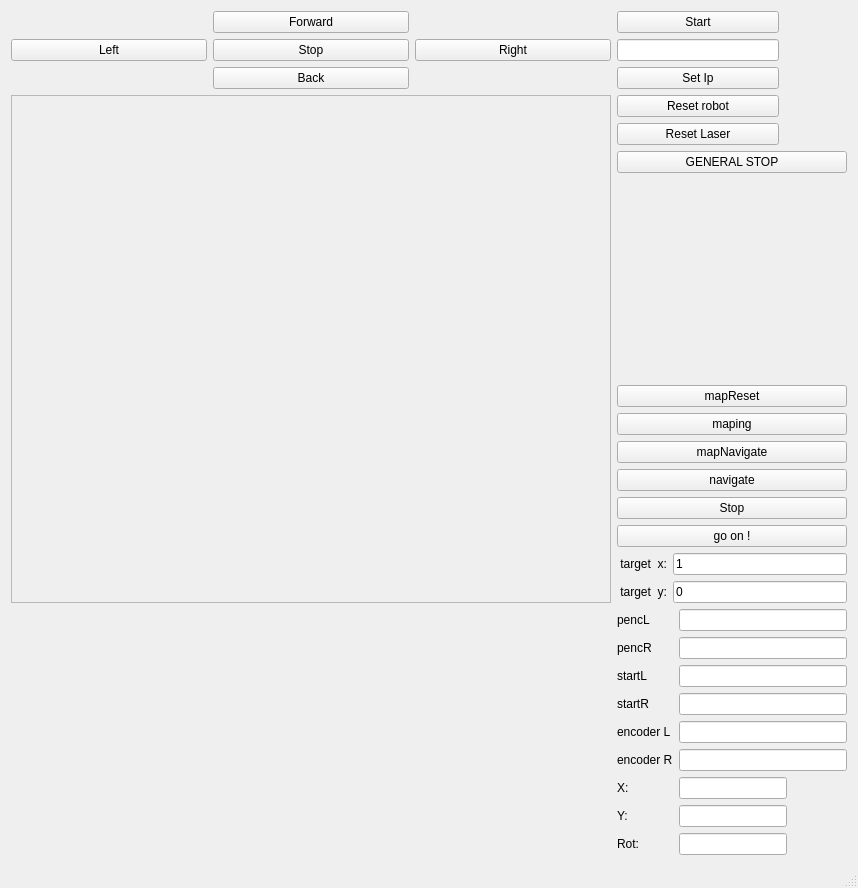
Qt form mainwindow.ui (swrko/RMR) before a commit.
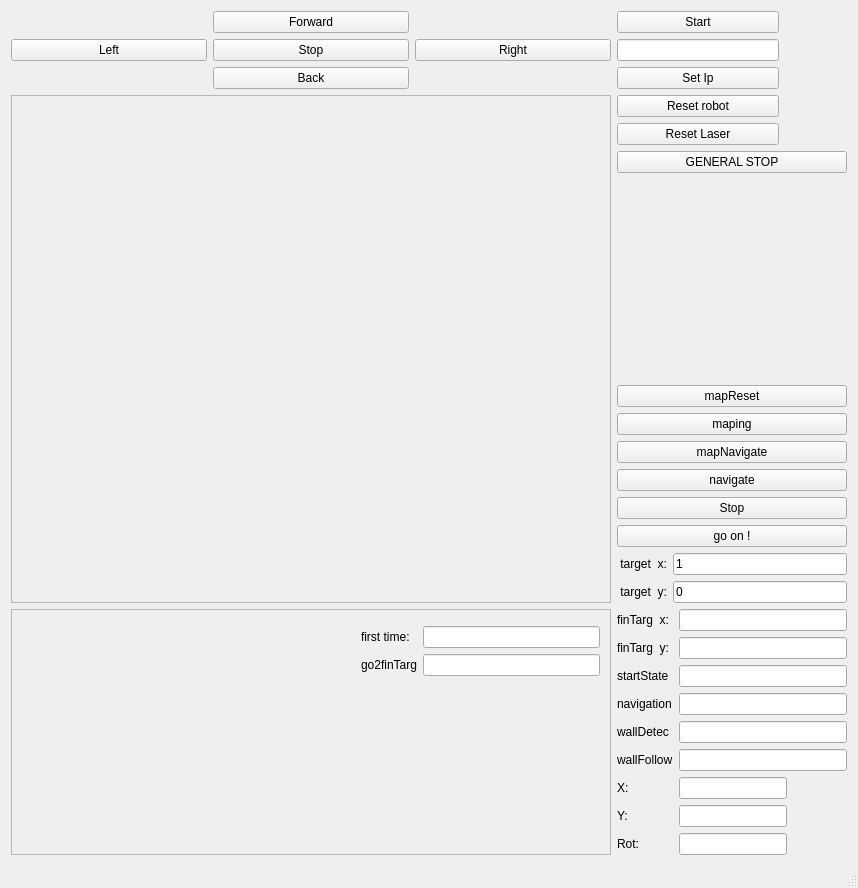
The same form after that commit.

Patch:
```diff
--- a/mainwindow.ui
+++ b/mainwindow.ui
@@ -278,7 +278,7 @@
       </item>
      </layout>
     </item>
-    <item row="5" column="1">
+    <item row="6" column="1">
      <layout class="QGridLayout" name="gridLayout_3">
       <item row="2" column="1">
        <widget class="QLineEdit" name="lineEdit_7"/>
@@ -342,7 +342,7 @@
       <item row="4" column="0">
        <widget class="QLabel" name="label_4">
         <property name="text">
-         <string>encoder L</string>
+         <string>wallDetec</string>
         </property>
        </widget>
       </item>
@@ -368,14 +368,14 @@
       <item row="5" column="0">
        <widget class="QLabel" name="label_5">
         <property name="text">
-         <string>encoder R</string>
+         <string>wallFollow</string>
         </property>
        </widget>
       </item>
       <item row="2" column="0">
        <widget class="QLabel" name="label_6">
         <property name="text">
-         <string>startL</string>
+         <string>startState</string>
         </property>
        </widget>
       </item>
@@ -385,21 +385,21 @@
       <item row="3" column="0">
        <widget class="QLabel" name="label_7">
         <property name="text">
-         <string>startR</string>
+         <string>navigation</string>
         </property>
        </widget>
       </item>
       <item row="1" column="0">
        <widget class="QLabel" name="label_9">
         <property name="text">
-         <string>pencR</string>
+         <string>finTarg  y:</string>
         </property>
        </widget>
       </item>
       <item row="0" column="0">
        <widget class="QLabel" name="label_8">
         <property name="text">
-         <string>pencL</string>
+         <string>finTarg  x:</string>
         </property>
        </widget>
       </item>
@@ -433,6 +433,54 @@
       </property>
      </widget>
     </item>
+    <item row="5" column="0">
+     <layout class="QHBoxLayout" name="horizontalLayout"/>
+    </item>
+    <item row="6" column="0">
+     <widget class="QFrame" name="frame_2">
+      <property name="frameShape">
+       <enum>QFrame::StyledPanel</enum>
+      </property>
+      <property name="frameShadow">
+       <enum>QFrame::Raised</enum>
+      </property>
+      <widget class="QWidget" name="formLayoutWidget">
+       <property name="geometry">
+        <rect>
+         <x>339</x>
+         <y>0</y>
+         <width>261</width>
+         <height>271</height>
+        </rect>
+       </property>
+       <layout class="QFormLayout" name="formLayout_2">
+        <item row="0" column="0">
+         <layout class="QGridLayout" name="gridLayout_4"/>
+        </item>
+        <item row="1" column="0">
+         <widget class="QLabel" name="label_12">
+          <property name="text">
+           <string>first time: </string>
+          </property>
+         </widget>
+        </item>
+        <item row="2" column="0">
+         <widget class="QLabel" name="label_13">
+          <property name="text">
+           <string>go2finTarg</string>
+          </property>
+         </widget>
+        </item>
+        <item row="1" column="1">
+         <widget class="QLineEdit" name="lineEdit_13"/>
+        </item>
+        <item row="2" column="1">
+         <widget class="QLineEdit" name="lineEdit_14"/>
+        </item>
+       </layout>
+      </widget>
+     </widget>
+    </item>
    </layout>
   </widget>
   <widget class="QStatusBar" name="statusBar"/>
```
